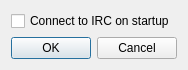
The window that settingsdialog.ui (Unvanquished/Osavul) describes before a commit, drawn with Qt 5.
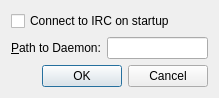
The same window after the commit.

```diff
--- a/settingsdialog.ui
+++ b/settingsdialog.ui
@@ -6,8 +6,8 @@
    <rect>
     <x>0</x>
     <y>0</y>
-    <width>185</width>
-    <height>58</height>
+    <width>219</width>
+    <height>86</height>
    </rect>
   </property>
   <property name="windowTitle">
@@ -21,6 +21,23 @@
      </property>
     </widget>
    </item>
+   <item>
+    <layout class="QHBoxLayout" name="daemonPathLayout">
+     <item>
+      <widget class="QLabel" name="daemonPathLabel">
+       <property name="text">
+        <string>&amp;Path to Daemon:</string>
+       </property>
+       <property name="buddy">
+        <cstring>daemonPathLineEdit</cstring>
+       </property>
+      </widget>
+     </item>
+     <item>
+      <widget class="QLineEdit" name="daemonPathLineEdit"/>
+     </item>
+    </layout>
+   </item>
    <item>
     <widget class="QDialogButtonBox" name="buttonBox">
      <property name="orientation">
```
